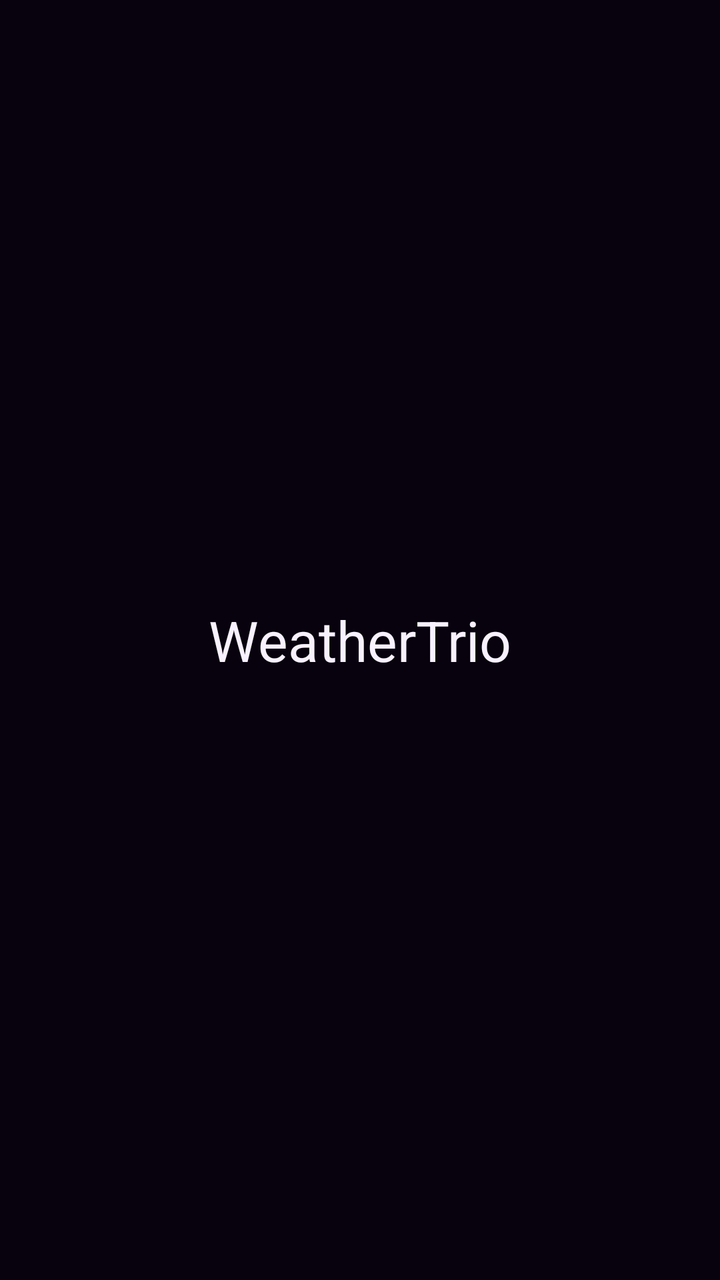
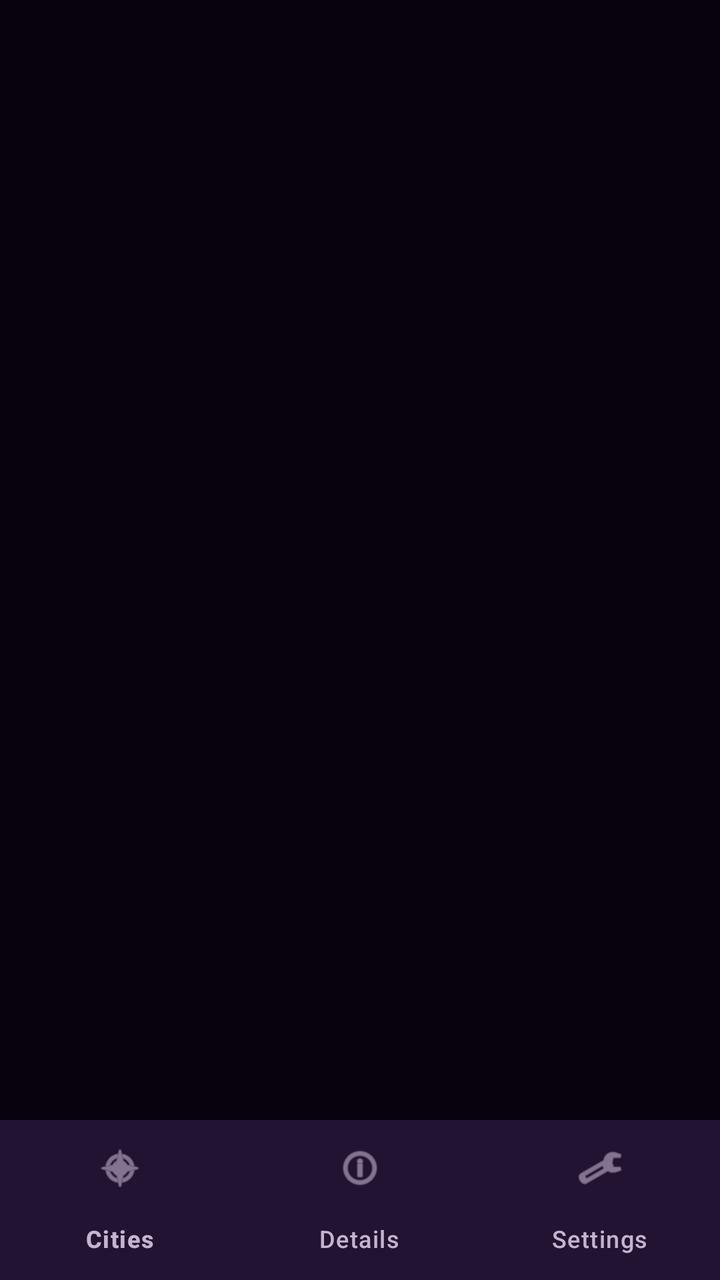

Screens rendered from an Android XML layout before and after an edit, with the pre-edit source and the edit as a unified diff.
<!-- AndroidManifest.xml: application theme Theme.WeatherTrio -->
<!-- res/layout/activity_main.xml -->
<?xml version="1.0" encoding="utf-8"?>
<LinearLayout
    xmlns:android="http://schemas.android.com/apk/res/android"
    android:layout_width="match_parent"
    android:layout_height="match_parent"
    android:background="@color/background_main"
    android:gravity="center"
    android:orientation="vertical"
    android:padding="24dp">

    <TextView
        android:layout_width="wrap_content"
        android:layout_height="wrap_content"
        android:text="@string/app_name"
        android:textAppearance="?attr/textAppearanceHeadlineMedium" />

</LinearLayout>
<!-- resources referenced by this layout -->
<resources>
  <color name="background_main">#08020E</color>
  <string name="app_name">WeatherTrio</string>
  <style name="Theme.WeatherTrio" parent="Theme.Material3.Dark.NoActionBar">
  
          <item name="colorPrimary">@color/primary</item>
          <item name="colorOnPrimary">@color/text_primary</item>
  
          <item name="colorSecondary">@color/secondary</item>
          <item name="colorOnSecondary">@color/background_main</item>
  
          <item name="colorSurface">@color/surface</item>
          <item name="colorOnSurface">@color/text_primary</item>
  
          <item name="android:colorBackground">@color/background_main</item>
          <item name="android:windowBackground">@color/background_main</item>
  
          <item name="textAppearanceHeadlineMedium">@style/TextAppearance.WeatherTrio.Headline</item>
          <item name="textAppearanceBodyMedium">@style/TextAppearance.WeatherTrio.Body</item>
  
      </style>
  <color name="primary">#9A35FF</color>
  <color name="text_primary">#F8F1FF</color>
  <color name="secondary">#00D4FF</color>
  <color name="surface">#181020</color>
  <style name="TextAppearance.WeatherTrio.Headline" parent="TextAppearance.Material3.HeadlineMedium">
  
          <item name="android:textColor">@color/text_primary</item>
          <item name="android:textSize">28sp</item>
          <item name="android:fontFamily">sans-serif-medium</item>
  
      </style>
  <style name="TextAppearance.WeatherTrio.Body" parent="TextAppearance.Material3.BodyMedium">
  
          <item name="android:textColor">@color/text_secondary</item>
          <item name="android:textSize">15sp</item>
          <item name="android:fontFamily">sans-serif</item>
  
      </style>
  <color name="text_secondary">#C4B4D2</color>
</resources>

<!-- the commit's change to res/layout/activity_main.xml (unified diff, before → after) -->
@@ -1,17 +1,31 @@
 <?xml version="1.0" encoding="utf-8"?>
-<LinearLayout
+<androidx.constraintlayout.widget.ConstraintLayout
     xmlns:android="http://schemas.android.com/apk/res/android"
+    xmlns:app="http://schemas.android.com/apk/res-auto"
     android:layout_width="match_parent"
     android:layout_height="match_parent"
-    android:background="@color/background_main"
-    android:gravity="center"
-    android:orientation="vertical"
-    android:padding="24dp">
+    android:background="@color/background_main">
 
-    <TextView
-        android:layout_width="wrap_content"
+    <FrameLayout
+        android:id="@+id/fragmentContainer"
+        android:layout_width="0dp"
+        android:layout_height="0dp"
+        app:layout_constraintTop_toTopOf="parent"
+        app:layout_constraintBottom_toTopOf="@id/bottomNavigation"
+        app:layout_constraintStart_toStartOf="parent"
+        app:layout_constraintEnd_toEndOf="parent" />
+
+    <com.google.android.material.bottomnavigation.BottomNavigationView
+        android:id="@+id/bottomNavigation"
+        android:layout_width="0dp"
         android:layout_height="wrap_content"
-        android:text="@string/app_name"
-        android:textAppearance="?attr/textAppearanceHeadlineMedium" />
+        android:background="@color/surface"
+        app:itemIconTint="@color/text_secondary"
+        app:itemTextColor="@color/text_secondary"
+        app:labelVisibilityMode="labeled"
+        app:menu="@menu/menu_bottom_navigation"
+        app:layout_constraintBottom_toBottomOf="parent"
+        app:layout_constraintStart_toStartOf="parent"
+        app:layout_constraintEnd_toEndOf="parent" />
 
-</LinearLayout>
+</androidx.constraintlayout.widget.ConstraintLayout>
<!-- resource entries referenced after the edit -->
@@ -1,7 +1,8 @@
 <!-- resources referenced by this layout -->
 <resources>
   <color name="background_main">#08020E</color>
-  <string name="app_name">WeatherTrio</string>
+  <color name="surface">#181020</color>
+  <color name="text_secondary">#C4B4D2</color>
   <style name="Theme.WeatherTrio" parent="Theme.Material3.Dark.NoActionBar">
   
           <item name="colorPrimary">@color/primary</item>
@@ -23,7 +24,6 @@
   <color name="primary">#9A35FF</color>
   <color name="text_primary">#F8F1FF</color>
   <color name="secondary">#00D4FF</color>
-  <color name="surface">#181020</color>
   <style name="TextAppearance.WeatherTrio.Headline" parent="TextAppearance.Material3.HeadlineMedium">
   
           <item name="android:textColor">@color/text_primary</item>
@@ -38,6 +38,5 @@
           <item name="android:fontFamily">sans-serif</item>
   
       </style>
-  <color name="text_secondary">#C4B4D2</color>
 </resources>
 
